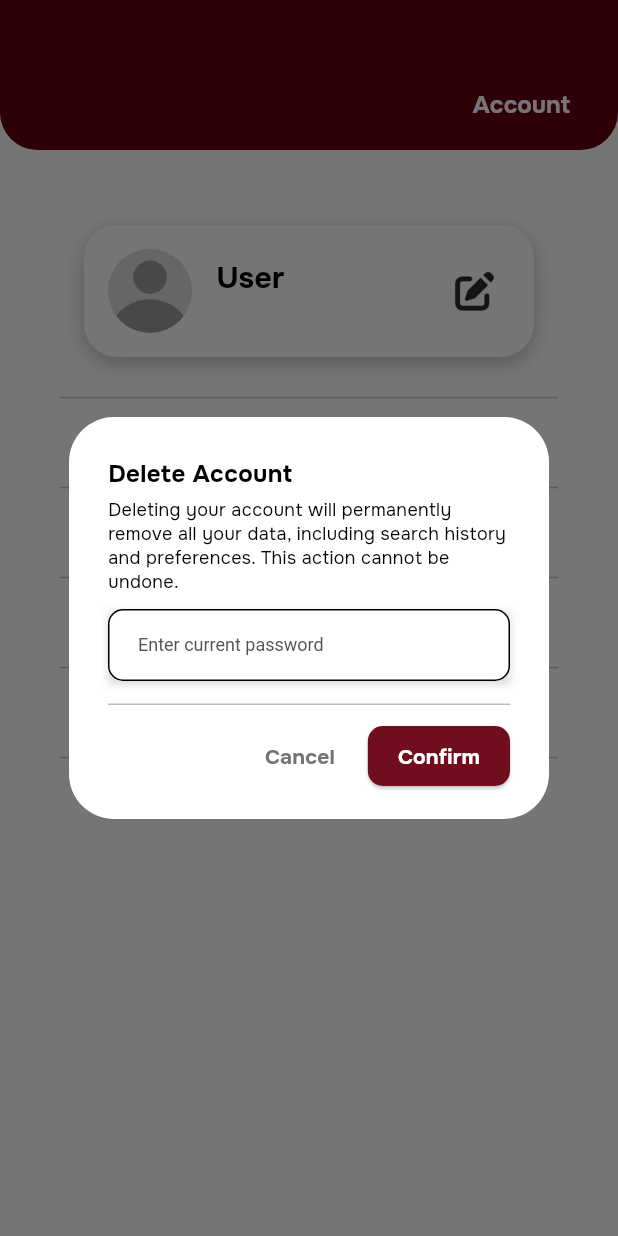
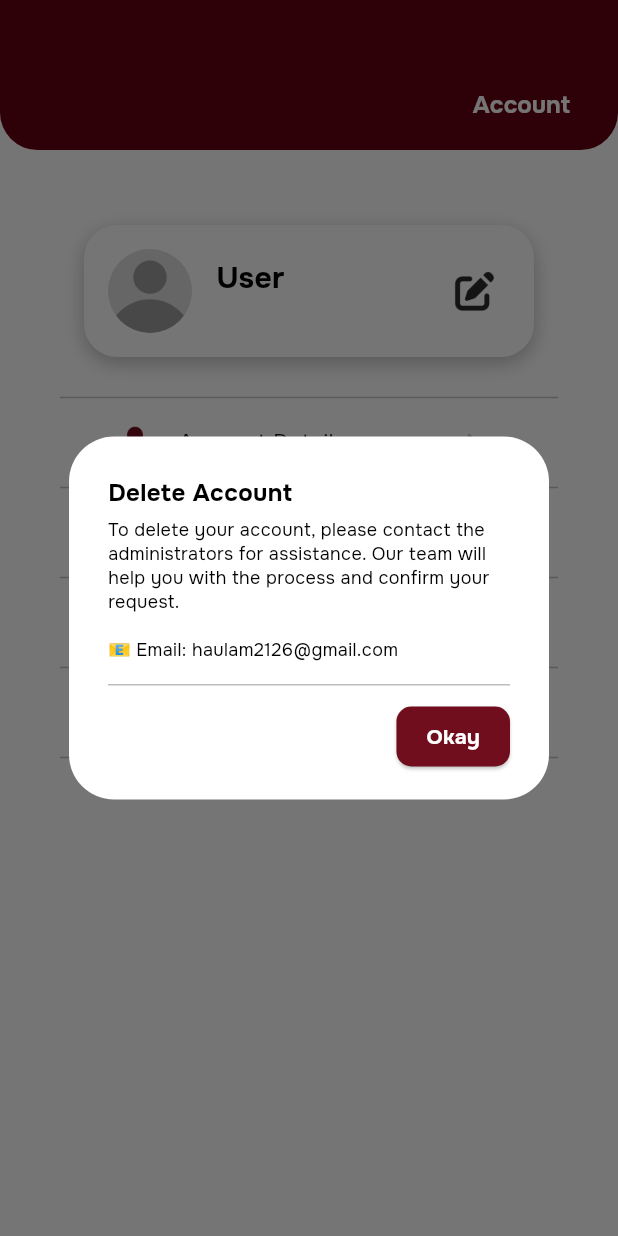
Before and after one commit to hrspnd/HAUlam, a Flutter app: the AccountPage screen opened directly, after a tap on "Delete Account", on a phone screen of 412 x 824 dp. Run offline on Flutter 3.47's test engine with Material 3 defaults, Android fonts, the phone set to English and light mode, and no system bars; drawn by our look-alikes of auto_size_text; our stand-ins replace app_links, flutter_svg, google_sign_in, image_picker, supabase_flutter; accounts and stored records are empty; statements that could not run were skipped; project files that could hold a hidden picture were left out.

Commit message:
Update account_profile.dart

```diff
--- a/lib/screens/account-pages/account_profile.dart
+++ b/lib/screens/account-pages/account_profile.dart
@@ -1,10 +1,19 @@
+/*
+  File: account_page.dart
+  Purpose: Displays the user's profile summary and provides access to account-related actions
+           such as editing details, managing security, deleting the account, and logging out.
+  Developers: Magat, Maria Josephine M. [jsphnmgt]
+              Pineda, Mary Alexa Ysabelle V. [hrspnd]
+*/
+
 import 'package:flutter/material.dart';
 import 'package:auto_size_text/auto_size_text.dart';
+import 'package:haulam/auth-backend/auth_gate.dart';
 import 'package:haulam/auth-backend/auth_service.dart';
 import 'package:supabase_flutter/supabase_flutter.dart';
 import 'account_details.dart';
-import 'package:supabase_flutter/supabase_flutter.dart';
-import 'editaccount.dart';
+import 'edit_account.dart';
+import 'two_factor_auth.dart';
 
 class AccountPage extends StatefulWidget {
   const AccountPage({super.key});
@@ -16,6 +25,7 @@ class AccountPage extends StatefulWidget {
 final supabase = Supabase.instance.client;
 
 class _AccountPageState extends State<AccountPage> {
+  // ==================== BACK END ==================== //
   // Get AuthService
   final authService = AuthService();
   bool isLoading = false;
@@ -23,31 +33,6 @@ class _AccountPageState extends State<AccountPage> {
   String firstName = "User";
   String email = "No Email";
   String? photoUrl;
-  /*
-  void _loadUser() {
-    final user = supabase.auth.currentUser;
-    if (user != null) {
-      setState(() {
-        firstName =
-            user.userMetadata?['name'] ??
-            ((supabase.auth.currentUser?.userMetadata?['first_name'] ?? '') +
-                    ' ' +
-                    (supabase.auth.currentUser?.userMetadata?['last_name'] ??
-                        ''))
-                .trim() ??
-            'User';
-        // firstName = user.userMetadata?['name'] ?? 'didnt work';
-        email = user.email ?? 'No Email';
-        photoUrl = user.userMetadata?['picture'];
-        isLoading = false;
-      });
-    } else {
-      setState(() {
-        isLoading = false;
-      });
-    }
-  }
-  */
 
   Future<void> _loadUser() async {
     setState(() => isLoading = true);
@@ -96,32 +81,20 @@ class _AccountPageState extends State<AccountPage> {
     }
   }
 
-  /*
-  void _loadUser() {
-    final user = supabase.auth.currentUser;
-    if (user != null) {
-      final metadata = user.userMetadata ?? {};
-
-      setState(() {
-        firstName =
-            metadata['name'] ??
-            ('${metadata['first_name'] ?? ''} ${metadata['last_name'] ?? ''}')
-                .trim();
-        email = user.email ?? 'No Email';
-        photoUrl = metadata['image_url'];
-        isLoading = false;
-      });
-    } else {
-      setState(() {
-        isLoading = false;
-      });
+  Future<void> logout() async {
+    try {
+      await supabase.auth.signOut();
+    } catch (e) {
+      if (!context.mounted) return;
+      ScaffoldMessenger.of(context).showSnackBar(
+        SnackBar(
+          content: Text(
+            'Logout failed: ${e.toString()}',
+            style: const TextStyle(color: Colors.white),
+          ),
+        ),
+      );
     }
-  }
-
-  */
-
-  void logout() async {
-    await authService.signOut();
   }
 
   @override
@@ -129,6 +102,8 @@ class _AccountPageState extends State<AccountPage> {
     super.initState();
     _loadUser();
   }
+
+  // ================================================== //
 
   @override
   Widget build(BuildContext context) {
@@ -233,8 +208,9 @@ class _AccountPageState extends State<AccountPage> {
                                 MaterialPageRoute(
                                   builder: (context) => const EditAccountPage(),
                                 ),
-                              );
-                              _loadUser();
+                              ).then((_) {
+                                _loadUser();
+                              });
                             },
                             icon: Image.asset(
                               "assets/png/edit-icon.png",
@@ -293,7 +269,14 @@ class _AccountPageState extends State<AccountPage> {
                       "Password & Security",
                       style: TextStyle(fontSize: 14),
                     ),
-                    onTap: () {},
+                    onTap: () {
+                      Navigator.push(
+                        context,
+                        MaterialPageRoute(
+                          builder: (context) => TwoFactorAuthenticationPage(),
+                        ),
+                      );
+                    },
                   ),
                   const Divider(
                     height: 4,
@@ -316,9 +299,6 @@ class _AccountPageState extends State<AccountPage> {
                       showDialog(
                         context: context,
                         builder: (BuildContext context) {
-                          final TextEditingController passwordController =
-                              TextEditingController();
-
                           return Dialog(
                             backgroundColor: Colors.white,
                             shape: RoundedRectangleBorder(
@@ -353,79 +333,17 @@ class _AccountPageState extends State<AccountPage> {
                                       ),
                                     ),
                                     const SizedBox(height: 5),
-
                                     // Description
                                     const Text(
-                                      "Deleting your account will permanently remove all your data, including search history and preferences. This action cannot be undone.",
+                                      "To delete your account, please contact the administrators for assistance. "
+                                      "Our team will help you with the process and confirm your request.\n\n"
+                                      "📧 Email: haulam2126@gmail.com",
                                       style: TextStyle(
                                         color: Colors.black,
                                         fontSize: 12,
                                         height: 1.3,
                                       ),
                                     ),
-                                    const SizedBox(height: 10),
-
-                                    // Password Input
-                                    Container(
-                                      decoration: BoxDecoration(
-                                        boxShadow: [
-                                          BoxShadow(
-                                            color: Colors.black.withOpacity(
-                                              0.15,
-                                            ),
-                                            blurRadius: 4,
-                                            offset: const Offset(0, 2),
-                                          ),
-                                        ],
-                                      ),
-                                      child: TextField(
-                                        controller: passwordController,
-                                        textAlignVertical:
-                                            TextAlignVertical.center,
-                                        obscureText: true,
-                                        decoration: InputDecoration(
-                                          hintText: null,
-                                          hint: Transform.translate(
-                                            offset: const Offset(0, -1),
-                                            child: const DefaultTextStyle(
-                                              style: TextStyle(
-                                                color: Color(0xFF525252),
-                                                fontSize: 12,
-                                              ),
-                                              child: Text(
-                                                "Enter current password",
-                                              ),
-                                            ),
-                                          ),
-                                          contentPadding:
-                                              const EdgeInsets.symmetric(
-                                                vertical: 10,
-                                                horizontal: 16,
-                                              ),
-                                          filled: true,
-                                          fillColor: Colors.white,
-                                          enabledBorder: OutlineInputBorder(
-                                            borderRadius: BorderRadius.circular(
-                                              10,
-                                            ),
-                                            borderSide: const BorderSide(
-                                              color: Colors.black,
-                                              width: 1,
-                                            ),
-                                          ),
-                                          focusedBorder: OutlineInputBorder(
-                                            borderRadius: BorderRadius.circular(
-                                              10,
-                                            ),
-                                            borderSide: const BorderSide(
-                                              color: Color(0xFF710E1D),
-                                              width: 1.3,
-                                            ),
-                                          ),
-                                        ),
-                                      ),
-                                    ),
-
                                     const SizedBox(height: 15),
 
                                     const Divider(
@@ -439,27 +357,10 @@ class _AccountPageState extends State<AccountPage> {
                                     Row(
                                       mainAxisAlignment: MainAxisAlignment.end,
                                       children: [
-                                        TextButton(
-                                          onPressed: () {
-                                            Navigator.pop(context);
-                                          },
-                                          child: const Text(
-                                            "Cancel",
-                                            style: TextStyle(
-                                              color: Color(0xFF747474),
-                                              fontWeight: FontWeight.bold,
-                                            ),
-                                          ),
-                                        ),
                                         const SizedBox(width: 10),
                                         ElevatedButton(
                                           onPressed: () {
-                                            final password =
-                                                passwordController.text;
-                                            if (password.isNotEmpty) {
-                                              // deleteAccount(password);
-                                              Navigator.pop(context);
-                                            }
+                                            Navigator.pop(context);
                                           },
                                           style: ElevatedButton.styleFrom(
                                             backgroundColor: const Color(
@@ -475,7 +376,7 @@ class _AccountPageState extends State<AccountPage> {
                                             ),
                                           ),
                                           child: const Text(
-                                            "Confirm",
+                                            "Okay",
                                             style: TextStyle(
                                               color: Colors.white,
                                               fontWeight: FontWeight.bold,
@@ -564,10 +465,24 @@ class _AccountPageState extends State<AccountPage> {
                                     ),
                                     const SizedBox(width: 10),
                                     TextButton(
-                                      onPressed: () {
-                                        logout();
-                                        Navigator.pop(context);
+                                      onPressed: () async {
+                                        Navigator.pop(
+                                          context,
+                                        ); // close dialog first
+                                        await logout();
+
+                                        if (!context.mounted) return;
+                                        Navigator.of(
+                                          context,
+                                        ).pushAndRemoveUntil(
+                                          MaterialPageRoute(
+                                            builder: (_) => const AuthGate(),
+                                          ),
+                                          (route) =>
+                                              false, // clears entire stack
+                                        );
                                       },
+
                                       child: const Text(
                                         "Confirm",
                                         style: TextStyle(
@@ -599,7 +514,6 @@ class _AccountPageState extends State<AccountPage> {
   }
 }
 
-/// Custom narrower ListTile
 class NarrowListTile extends StatelessWidget {
   final Widget leading;
   final Widget title;
```
